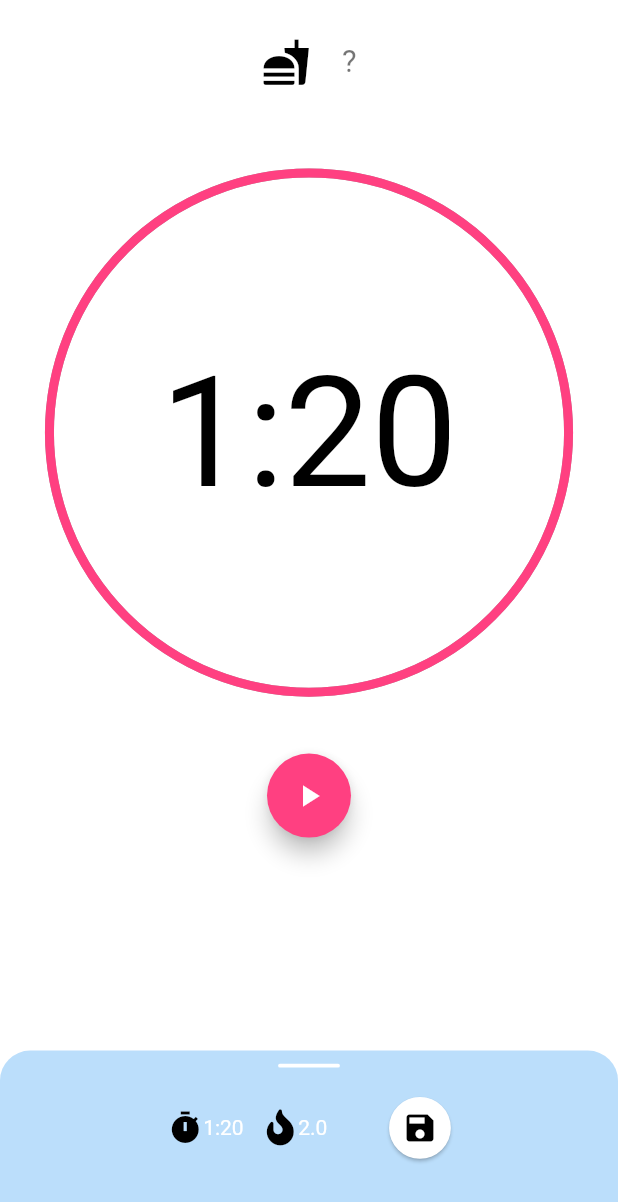
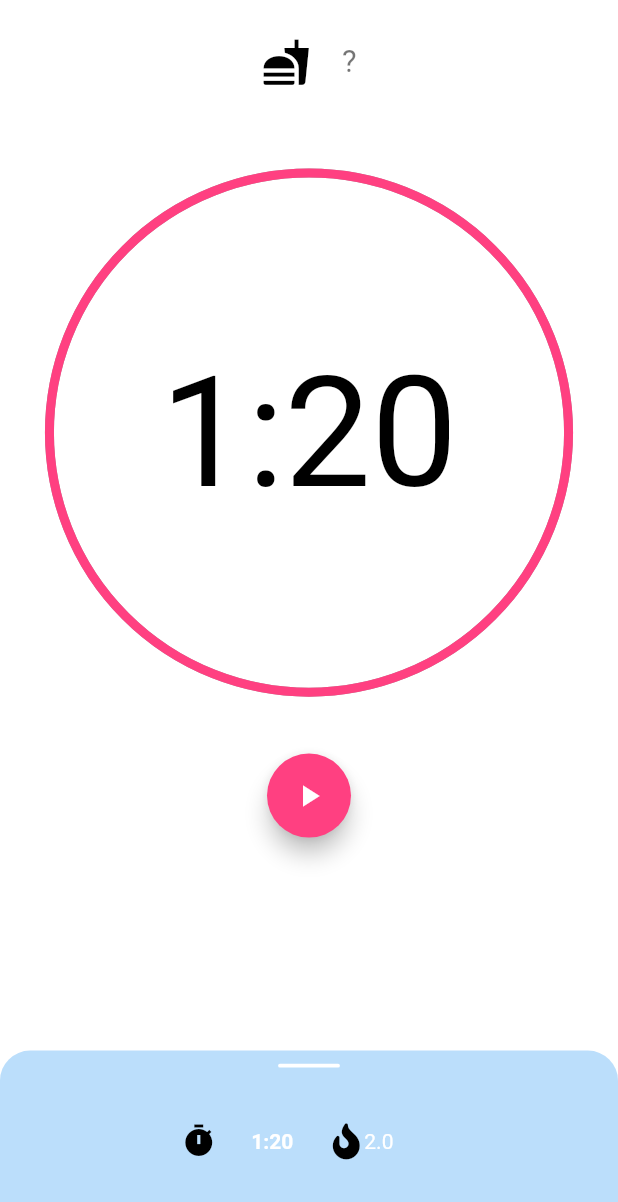
Before and after one commit to niklaskobi/blinchiki, a Flutter app: the screen it shows after launch, after a tap on the "add" icon, on a phone screen of 412 x 824 dp. Shown: the top 1202 px of the screen. Run offline on Flutter 3.47's test engine with Material 2 defaults, Android fonts, the phone set to English and light mode, and no system bars; our stand-ins replace font_awesome_flutter; statements that could not run were skipped.

Commit message:
finish times column, removed turns-counter

```diff
--- a/lib/models/duration.dart
+++ b/lib/models/duration.dart
@@ -10,7 +10,7 @@ class MyDuration {
 
   Map<String, dynamic> toJson() => {'minutes': minutes, 'seconds': seconds};
 
-  String toString() => '${this.minutes}:${this.seconds.toString().padRight(2, '0')}';
+  String toString() => '${this.minutes}:${this.seconds.toString().padLeft(2, '0')}';
 
   int getOverallSeconds() => this.minutes * 60 + this.seconds;
 }
--- a/lib/models/receipt.dart
+++ b/lib/models/receipt.dart
@@ -10,7 +10,7 @@ class Receipt {
   int _iconId;
   int _stoveId;
   int _activeBurnerIndex;
-  int _turns;
+  //int _turns;
   SteeringSetting _steeringSetting;
 
   /// constructor
@@ -27,14 +27,15 @@ class Receipt {
     this._iconId = iconId;
     this._stoveId = stoveId;
     this._activeBurnerIndex = activeBurnerIndex;
-    this._turns = turns;
+    //this._turns = turns;
     this._steeringSetting = steeringSetting;
   }
 
   /// duration
   getDurationStr(int index) => this._durations[index].toString();
   getDurationAmount() => this._durations.length;
-  addNewDuration() => this._durations.add(ReceiptData.zeroDuration);
+  addNewDuration() => this._durations.add(MyDuration(minutes: 0, seconds: 0));
+  removeDuration() => this._durations.removeLast();
   List<MyDuration> get durations => this._durations;
 
   /// minutes
@@ -56,9 +57,11 @@ class Receipt {
   /// icon
   int get iconId => this._iconId;
 
+  /*
   /// turns
   int get turns => this._turns == null ? 0 : this._turns;
   setTurns(int t) => this._turns = t;
+   */
 
   /// parse Duration list
   static List<MyDuration> durationsFromJson(String json) =>
@@ -71,7 +74,7 @@ class Receipt {
         _iconId = json['iconId'],
         _stoveId = json['stoveId'],
         _activeBurnerIndex = json['activeBurnerIndex'],
-        _turns = json['turns'],
+        //_turns = json['turns'],
         _steeringSetting = SteeringSetting.fromJson(jsonDecode(json['steeringSetting']));
 
   /// serialization
@@ -81,7 +84,7 @@ class Receipt {
         'iconId': _iconId,
         'stoveId': _stoveId,
         'activeBurnerIndex': _activeBurnerIndex,
-        'turns': _turns,
+        //'turns': _turns,
         'steeringSetting': jsonEncode(_steeringSetting)
       };
 
@@ -93,7 +96,7 @@ class Receipt {
         iconId: o._iconId,
         stoveId: o._stoveId,
         activeBurnerIndex: o._activeBurnerIndex,
-        turns: o._turns,
+        //turns: o._turns,
         steeringSetting: o._steeringSetting);
   }
 }
--- a/lib/models/receipt_data.dart
+++ b/lib/models/receipt_data.dart
@@ -10,7 +10,7 @@ class ReceiptData extends ChangeNotifier {
   static int maxDurationAmount = 4;
   static SteeringSetting defaultSteering = SteeringSetting(min: 0, max: 3, step: 0.5, value: 2, steeringId: 1);
   static MyDuration defaultDuration = MyDuration(minutes: 1, seconds: 20);
-  static MyDuration zeroDuration = MyDuration(minutes: 0, seconds: 0);
+  //static MyDuration zeroDuration = MyDuration(minutes: 0, seconds: 0);
   static Receipt defaultReceipt = Receipt(
       name: '?',
       durations: [defaultDuration],
--- a/lib/models/receipt_list.dart
+++ b/lib/models/receipt_list.dart
@@ -39,8 +39,10 @@ class ReceiptList extends ChangeNotifier {
   /// get active receipt name
   String getName(int index) => this._list[index].name;
 
+  /*
   /// set turns on index
   void setTurns(int index, int t) => this._list[index].setTurns(t);
+   */
 
   /// add new Duration
   void addNewDuration(int index) {
--- a/lib/screens/receipt_settings_screen.dart
+++ b/lib/screens/receipt_settings_screen.dart
@@ -31,6 +31,7 @@ class _ReceiptSettingsScreenState extends State<ReceiptSettingsScreen> {
 
   /// vars -------------------------------------------------
   int _timerIndex = 0;
+  bool _isSaveButtonActive = false;
 
   @override
   void dispose() {
@@ -51,8 +52,8 @@ class _ReceiptSettingsScreenState extends State<ReceiptSettingsScreen> {
 
     /// returns the timer index if turns counter is greater than 1
     String getTimerIndexStr() {
-      int turns = Provider.of<ReceiptList>(context, listen: false).getReceiptByIndex(index).turns;
-      if (turns > 0)
+      int durations = Provider.of<ReceiptList>(context, listen: false).getReceiptByIndex(index).durations.length;
+      if (durations > 1)
         return '${_timerIndex + 1}.';
       else
         return '';
@@ -60,40 +61,56 @@ class _ReceiptSettingsScreenState extends State<ReceiptSettingsScreen> {
 
     /// increment the turns index when pressing on the timer icon
     void timerOnTap() {
+      print(Provider.of<ReceiptList>(context, listen: false).getReceiptByIndex(index).durations);
       setState(() {
-        if (Provider.of<ReceiptList>(context, listen: false).getReceiptByIndex(index).turns > 0) {
-          _timerIndex = rotatingIncrement(
-              this._timerIndex, 0, Provider.of<ReceiptList>(context, listen: false).getReceiptByIndex(index).turns);
+        if (Provider.of<ReceiptList>(context, listen: false).getReceiptByIndex(index).durations.length > 1) {
+          _timerIndex = rotatingIncrement(this._timerIndex, 0,
+              Provider.of<ReceiptList>(context, listen: false).getReceiptByIndex(index).durations.length - 1);
         }
       });
     }
 
     void updateAmountOfTurns(int value) {
+      // set timer index to max turns value
+      _timerIndex = _timerIndex > value - 1 ? _timerIndex = value.toInt() : _timerIndex;
+      int durations = Provider.of<ReceiptList>(context, listen: false).getReceiptByIndex(index).durations.length;
       // increment turns amount
-      if (value > Provider.of<ReceiptList>(context, listen: false).getReceiptByIndex(index).turns) {
+      if (value + 1 > durations) {
+        //TODO: not sure whether i need a loop here, or a single increment is enough
         Provider.of<ReceiptList>(context, listen: false).getReceiptByIndex(index).addNewDuration();
-      } else if (value < Provider.of<ReceiptList>(context, listen: false).getReceiptByIndex(index).turns) {
-        //TODO: mark durations to be deleted
+      } else if (value + 1 < durations) {
+        Provider.of<ReceiptList>(context, listen: false).getReceiptByIndex(index).removeDuration();
+        /*
+        for (var i = 1; i < durations - value; i++) {
+          Provider.of<ReceiptList>(context, listen: false).getReceiptByIndex(index).removeDuration();
+        }
+         */
       }
     }
+
+    /// whether turns icon must be shown or not
+    bool isTurnsAvailable =
+        Provider.of<ReceiptList>(context, listen: false).getReceiptByIndex(index).durations.length > 1;
 
     /// turns row ----------------------------------------------------------------------------------------------------
     TableRow turnsRow = MyTableRow.createTableRow(
       rowHeight: _rowHeight,
       text1: '',
       text2: '',
-      text3: '${Provider.of<ReceiptList>(context, listen: false).getReceiptByIndex(index).turns}',
+      text3: '${Provider.of<ReceiptList>(context, listen: false).getReceiptByIndex(index).durations.length - 1}',
       iconData: _turnsIcon,
       index: index,
       divisions: ReceiptData.maxDurationAmount - 1,
       min: 0.0,
       max: ReceiptData.maxDurationAmount.toDouble() - 1,
-      sliderValue: Provider.of<ReceiptList>(context, listen: false).getReceiptByIndex(index).turns.toDouble(),
+      sliderValue:
+          Provider.of<ReceiptList>(context, listen: false).getReceiptByIndex(index).durations.length.toDouble() - 1,
       iconFunction: null,
       sliderFunction: (double value) {
         setState(() {
+          _isSaveButtonActive = true;
           updateAmountOfTurns(value.toInt());
-          Provider.of<ReceiptList>(context, listen: false).setTurns(index, value.toInt());
+          // Provider.of<ReceiptList>(context, listen: false).setTurns(index, value.toInt());
           // set timer index to max turns value
           //_timerIndex = _timerIndex > value - 1 ? _timerIndex = value.toInt() - 1 : _timerIndex;
         });
@@ -185,22 +202,27 @@ class _ReceiptSettingsScreenState extends State<ReceiptSettingsScreen> {
     Widget spaceBig = SizedBox(height: screenHeight * 0.05);
 
     /// header --------------------------------------------------------------------------------------------------------
-    Widget headerTile = Row(
+    Widget headerTile = Container(
+      height: screenHeight * 0.1,
+      child: Row(
         mainAxisAlignment: MainAxisAlignment.center,
         children: <Widget>[
-        Icon(_timerIcon),
+          IconButton(
+            icon: Icon(_timerIcon),
+            onPressed: timerOnTap,
+          ),
           TimesColumnWidget(
               durations: Provider.of<ReceiptList>(context, listen: false).getReceiptByIndex(index).durations,
               activeIndex: this._timerIndex),
           SizedBox(width: screenWidth * 0.03),
           Icon(_fireIcon),
           Text('${Provider.of<ReceiptList>(context, listen: false).getReceiptByIndex(index).steeringSetting.value}'),
-        if (Provider.of<ReceiptList>(context, listen: false).getReceiptByIndex(index).turns > 0)
-          SizedBox(width: screenWidth * 0.03),
-        if (Provider.of<ReceiptList>(context, listen: false).getReceiptByIndex(index).turns > 0) Icon(_turnsIcon),
-        if (Provider.of<ReceiptList>(context, listen: false).getReceiptByIndex(index).turns > 0)
-          Text('${Provider.of<ReceiptList>(context, listen: false).getReceiptByIndex(index).turns}'),
+          if (isTurnsAvailable) SizedBox(width: screenWidth * 0.03),
+          if (isTurnsAvailable) Icon(_turnsIcon),
+          if (isTurnsAvailable)
+            Text('${Provider.of<ReceiptList>(context, listen: false).getReceiptByIndex(index).durations.length - 1}'),
           SizedBox(width: screenWidth * 0.1),
+          if (_isSaveButtonActive)
             Container(
               width: screenWidth * 0.1,
               child: Material(
@@ -220,6 +242,7 @@ class _ReceiptSettingsScreenState extends State<ReceiptSettingsScreen> {
                   ))),
             )
         ],
+      ),
     );
 
     /// text field ----------------------------------------------------------------------------------------------------
@@ -254,7 +277,7 @@ class _ReceiptSettingsScreenState extends State<ReceiptSettingsScreen> {
       ),
     );
 
-    List<Widget> draggableItems = [draggableLogo, spaceSmall, headerTile, spaceBig, textField, table];
+    List<Widget> draggableItems = [draggableLogo, headerTile, spaceBig, textField, table];
 
     /// main widget ---------------------------------------------------------------------------------------------------
     return DraggableScrollableSheet(
--- a/lib/widgets/times_column_widget.dart
+++ b/lib/widgets/times_column_widget.dart
@@ -1,17 +1,42 @@
 import 'package:flutter/material.dart';
 import 'package:blinchiki_app/models/duration.dart';
 
-class TimesColumnWidget extends StatelessWidget {
+class TimesColumnWidget extends StatefulWidget {
   final List<MyDuration> durations;
-  int activeIndex;
+  final activeIndex;
 
   TimesColumnWidget({this.durations, this.activeIndex});
 
   @override
+  _TimesColumnWidgetState createState() => _TimesColumnWidgetState();
+}
+
+class _TimesColumnWidgetState extends State<TimesColumnWidget> {
+  @override
   Widget build(BuildContext context) {
     return Column(
+      mainAxisAlignment: MainAxisAlignment.center,
       children: <Widget>[
-        Text(this.durations[0].toString()),
+        SizedBox(
+          //height: 30,
+          width: 50,
+          child: ListView.builder(
+              //padding: const EdgeInsets.all(8),
+              scrollDirection: Axis.vertical,
+              shrinkWrap: true,
+              itemCount: widget.durations.length,
+              itemBuilder: (BuildContext context, int index) {
+                return Container(
+                  //height: 50,
+                  child: Center(
+                    child: Text(
+                      this.widget.durations[index].toString(),
+                      style: TextStyle(fontWeight: index == widget.activeIndex ? FontWeight.w600 : FontWeight.w100),
+                    ),
+                  ),
+                );
+              }),
+        )
       ],
     );
   }
```
Lines whose indentation alone changed are shown as unchanged.
